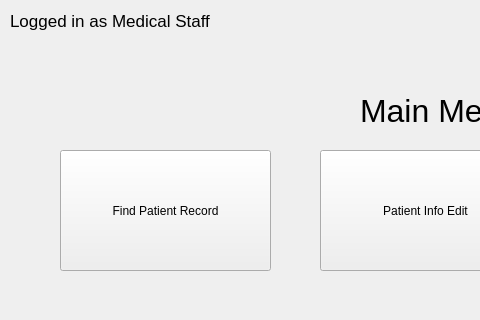
Qt form src/menu.ui (omansour-se-nyu/Spring2023-Team-3) before a commit; both pictures show x 0 to 480 and y 0 to 320 of the 851 by 546 pixel window.
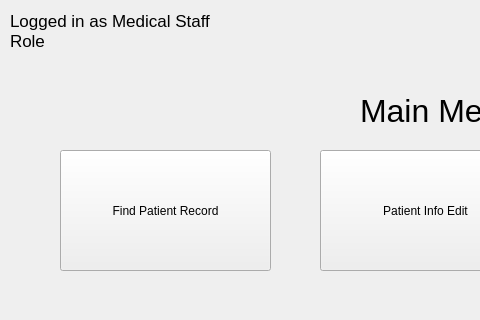
The same form after that commit.

Commit message: Added radio buttons

```diff
--- a/src/menu.ui
+++ b/src/menu.ui
@@ -140,7 +140,7 @@
     <rect>
      <x>10</x>
      <y>0</y>
-     <width>251</width>
+     <width>300</width>
      <height>41</height>
     </rect>
    </property>
@@ -153,6 +153,24 @@
     <string>Logged in as Medical Staff</string>
    </property>
   </widget>
+  <widget class="QLabel" name="label_3">
+   <property name="geometry">
+    <rect>
+     <x>10</x>
+     <y>20</y>
+     <width>300</width>
+     <height>41</height>
+    </rect>
+   </property>
+   <property name="font">
+    <font>
+     <pointsize>13</pointsize>
+    </font>
+   </property>
+   <property name="text">
+    <string>Role</string>
+   </property>
+  </widget>
  </widget>
  <resources/>
  <connections/>
```
The commit also changes 2 other files.
